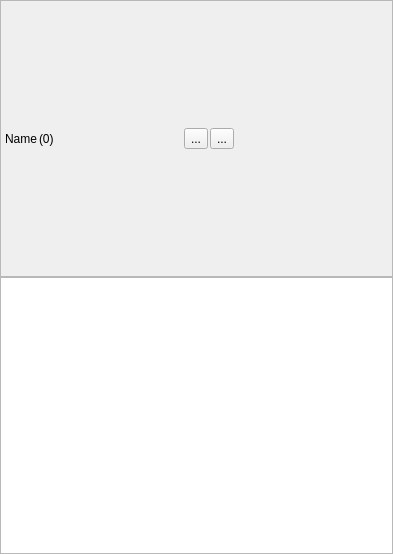
First picture: the form in ui/shot_item.ui, repository iceanimations/createLayout, before the edit.
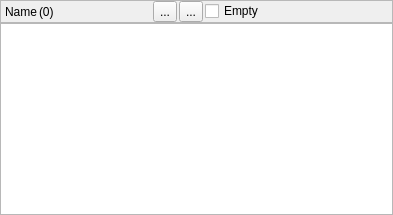
Second picture: the form after the edit.

Commit message: emptyButton added for each shot

```diff
--- a/ui/shot_item.ui
+++ b/ui/shot_item.ui
@@ -7,7 +7,7 @@
     <x>0</x>
     <y>0</y>
     <width>393</width>
-    <height>554</height>
+    <height>214</height>
    </rect>
   </property>
   <property name="windowTitle">
@@ -97,6 +97,16 @@
         </property>
        </widget>
       </item>
+      <item>
+       <widget class="QCheckBox" name="emptyButton">
+        <property name="toolTip">
+         <string>Zero Assets Shot (Create only camera)</string>
+        </property>
+        <property name="text">
+         <string>Empty</string>
+        </property>
+       </widget>
+      </item>
       <item>
        <spacer name="horizontalSpacer">
         <property name="orientation">
```
Left out of the diff: 37 changed lines with no effect on the pictures. The commit also changes 2 other files.
